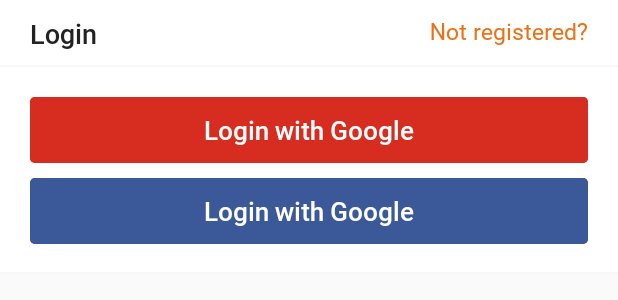
After one commit to gapgag55/Restaury-wireless-subject, an Android app: the layout bottom_sheet_login.xml on its own in the app's theme, with its tools: preview values and no code run, on a phone screen of 412 x 824 dp. The commit adds this screen. Shown: the top 300 px of the screen. Run offline under Robolectric (Android 15) with nearby library versions, the phone set to English and light mode, and no system bars.

Commit message:
Add Google Login

```diff
--- /dev/null
+++ b/app/src/main/res/drawable/facebook_button.xml
@@ -0,0 +1,11 @@
+<?xml version="1.0" encoding="utf-8"?>
+<shape xmlns:android="http://schemas.android.com/apk/res/android">
+    <solid
+        android:color="#3B5998"
+        >
+    </solid>
+
+    <corners
+        android:radius="3dp">
+    </corners>
+</shape>
--- /dev/null
+++ b/app/src/main/res/drawable/google_button.xml
@@ -0,0 +1,11 @@
+<?xml version="1.0" encoding="utf-8"?>
+<shape xmlns:android="http://schemas.android.com/apk/res/android">
+    <solid
+        android:color="#D62D20"
+        >
+    </solid>
+
+    <corners
+        android:radius="3dp">
+    </corners>
+</shape>
--- a/app/src/main/res/layout/activity_table_reservation.xml
+++ b/app/src/main/res/layout/activity_table_reservation.xml
@@ -70,7 +70,7 @@
                         android:layout_below="@+id/restaurant_name"
                         android:text="The best shabu of Mahidol University"
                         android:textSize="15sp"
-                        android:fontFamily="@font/roboto_medium"
+                        android:fontFamily="@font/roboto_regular"
                         android:textColor="@color/colorFont"
                         />
 
--- /dev/null
+++ b/app/src/main/res/layout/bottom_sheet_login.xml
@@ -0,0 +1,99 @@
+<?xml version="1.0" encoding="utf-8"?>
+<LinearLayout xmlns:android="http://schemas.android.com/apk/res/android"
+    xmlns:app="http://schemas.android.com/apk/res-auto"
+    android:id="@+id/fragment_history_menu_bottom"
+    android:layout_width="match_parent"
+    android:layout_height="wrap_content"
+    android:background="#ffffff"
+    android:orientation="vertical"
+    app:layout_behavior="android.support.design.widget.BottomSheetBehavior">
+
+
+    <RelativeLayout
+        android:layout_width="match_parent"
+        android:layout_height="wrap_content"
+        android:background="@drawable/divider"
+        android:paddingLeft="20dp"
+        android:paddingRight="20dp"
+        android:paddingTop="10dp"
+        android:paddingBottom="10dp">
+
+        <TextView
+            android:layout_width="wrap_content"
+            android:layout_height="wrap_content"
+            android:text="Login"
+            android:fontFamily="@font/roboto_medium"
+            android:textSize="18sp"
+            android:textColor="@color/colorFont"
+            android:layout_alignParentLeft="true"
+            />
+
+        <TextView
+            android:layout_width="wrap_content"
+            android:layout_height="wrap_content"
+            android:text="Not registered?"
+            android:fontFamily="@font/roboto_regular"
+            android:textSize="15sp"
+            android:textColor="@color/colorSecondary"
+            android:layout_alignParentRight="true"
+            />
+
+    </RelativeLayout>
+
+    <RelativeLayout
+        android:layout_width="match_parent"
+        android:layout_height="wrap_content"
+        android:background="@drawable/divider"
+        android:orientation="horizontal"
+        android:padding="20dp">
+
+
+        <LinearLayout
+            android:id="@+id/login_google"
+            android:layout_width="match_parent"
+            android:layout_height="wrap_content"
+            android:background="@drawable/google_button"
+            android:orientation="horizontal">
+
+                <TextView
+                    android:layout_width="match_parent"
+                    android:layout_height="wrap_content"
+                    android:background="@drawable/google_button"
+                    android:fontFamily="@font/roboto_medium"
+                    android:padding="10dp"
+                    android:text="Login with Google"
+                    android:textAlignment="center"
+                    android:textColor="@android:color/white"
+                    android:textSize="17sp" />
+
+        </LinearLayout>
+
+        <LinearLayout
+            android:id="@+id/login_facebook"
+            android:layout_width="match_parent"
+            android:layout_height="wrap_content"
+            android:layout_below="@+id/login_google"
+            android:layout_marginTop="10dp"
+            android:background="@drawable/google_button">
+
+            <!--<ImageView-->
+            <!--android:layout_width="20dp"-->
+            <!--android:layout_height="20dp"-->
+            <!--android:src="@drawable/ic_facebook" />-->
+
+            <TextView
+                android:layout_width="match_parent"
+                android:layout_height="wrap_content"
+                android:background="@drawable/facebook_button"
+                android:fontFamily="@font/roboto_medium"
+                android:padding="10dp"
+                android:text="Login with Google"
+                android:textAlignment="center"
+                android:textColor="@android:color/white"
+                android:textSize="17sp" />
+
+        </LinearLayout>
+
+    </RelativeLayout>
+
+</LinearLayout>
```
Also changed, not shown: app/build.gradle (+5 -10 lines), app/src/main/java/com/mang/restaury/Fragments/AboutFragment.java (+64 -64 lines), app/src/main/java/com/mang/restaury/Fragments/AuthenticationFragment.java (added, +141 -0 lines), app/src/main/res/layout/fragment_about.xml (+4 -4 lines), app/src/main/res/drawable/ic_facebook.png (added), app/src/main/res/drawable/ic_google.png (added), 1 other file.
